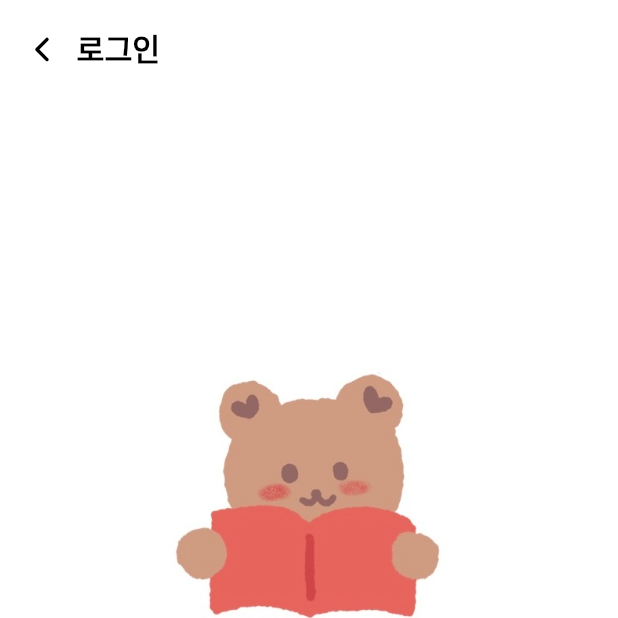
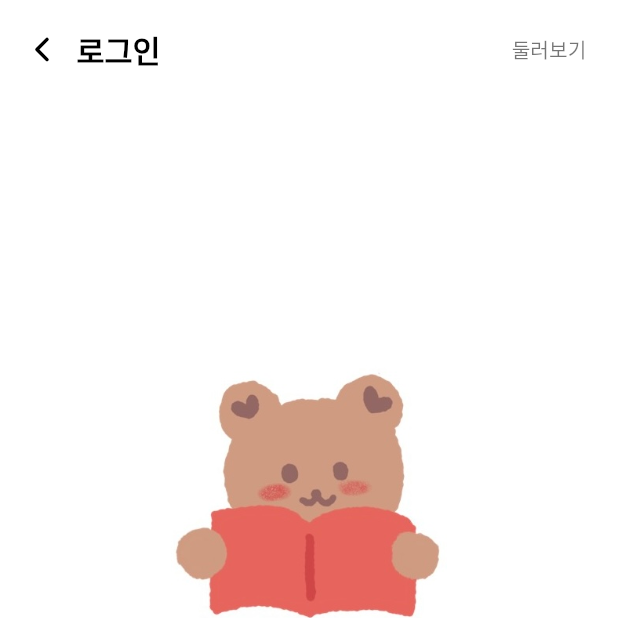
Before and after one commit to dahyungKwon/baby_book, a Flutter app: the screen it shows after launch, on a phone screen of 412 x 824 dp, the top half of it. Run offline on Flutter 3.47's test engine with Material 2 defaults, Android fonts, the phone set to English and light mode, and no system bars; our stand-ins replace dio, extended_image, firebase_analytics, firebase_core, flutter_cache_manager, flutter_easyloading and 9 more; missing offline and left inert: appscheme, kakao_flutter_sdk_common, kakao_flutter_sdk_share, kakao_flutter_sdk_user; accounts and stored records are empty; project files that could hold a hidden picture were left out.

Commit message:
[#148] 비로그인 둘러보기 기능 추가

```diff
--- a/lib/app/repository/book_repository.dart
+++ b/lib/app/repository/book_repository.dart
@@ -27,7 +27,7 @@ class BookRepository {
       var accessToken = await PrefData.getAccessToken();
       // pageSize=15&pageNumber=1&categoryList=ALL&startMonth=0&endMonth=17&sortType=LIKE
       final response = await dio.get(
-        '/bookset',
+        '/bookset/guest',
         queryParameters: {
           'pageSize': pagingRequest.pageSize,
           'pageNumber': pagingRequest.pageNumber,
--- a/lib/app/view/login/login_screen.dart
+++ b/lib/app/view/login/login_screen.dart
@@ -46,6 +46,9 @@ class LoginScreen extends StatelessWidget {
         padding: const EdgeInsets.fromLTRB(5, 10, 0, 0),
         color: Colors.white,
         child: Row(
+          mainAxisAlignment: MainAxisAlignment.spaceBetween,
+          children: [
+            Row(
               mainAxisAlignment: MainAxisAlignment.start,
               children: [
                 getSimpleImageButton("back_outline.svg", FetchPixels.getPixelHeight(50), FetchPixels.getPixelHeight(50),
@@ -54,11 +57,17 @@ class LoginScreen extends StatelessWidget {
                 }),
                 getCustomFont(
                   "로그인",
-              22,
+                  FetchPixels.getPixelHeight(24),
                   Colors.black,
                   1,
                   fontWeight: FontWeight.w600,
+                )
+              ],
             ),
+            getSimpleTextButton("둘러보기", FetchPixels.getPixelHeight(16), Colors.black54, Colors.white, FontWeight.w500,
+                FetchPixels.getPixelHeight(100), FetchPixels.getPixelHeight(50), () {
+              Get.offAllNamed(Routes.homescreenPath, parameters: {"guestMode": "true"});
+            }),
           ],
         ));
   }
--- a/lib/base/kakao_login_util.dart
+++ b/lib/base/kakao_login_util.dart
@@ -13,8 +13,12 @@ Future<bool> isLogin() async {
 }
 
 Future<bool> logout() async {
+  await PrefData.setAgreed(false);
+  await PrefData.setLogIn(false);
+  await PrefData.setMemberId(null);
   await PrefData.setAccessToken(null);
-  await PrefData.setAgreed(false);
+  await PrefData.setRefreshToken(null);
+  await PrefData.setLastLoginDate(null);
 
   return true;
 }
```
Also changed, not shown: lib/app/controller/TabHomeController.dart (+5 -2 lines), lib/app/view/home/home_screen.dart (+26 -8 lines), lib/app/view/home/tab/tab_home.dart (+23 -3 lines). Lines whose indentation alone changed are shown as unchanged.
